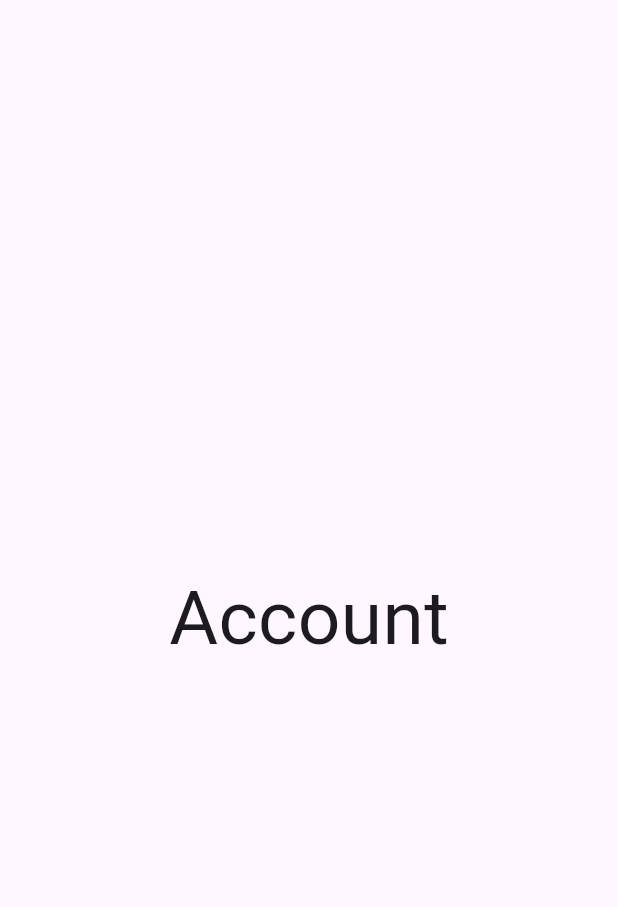
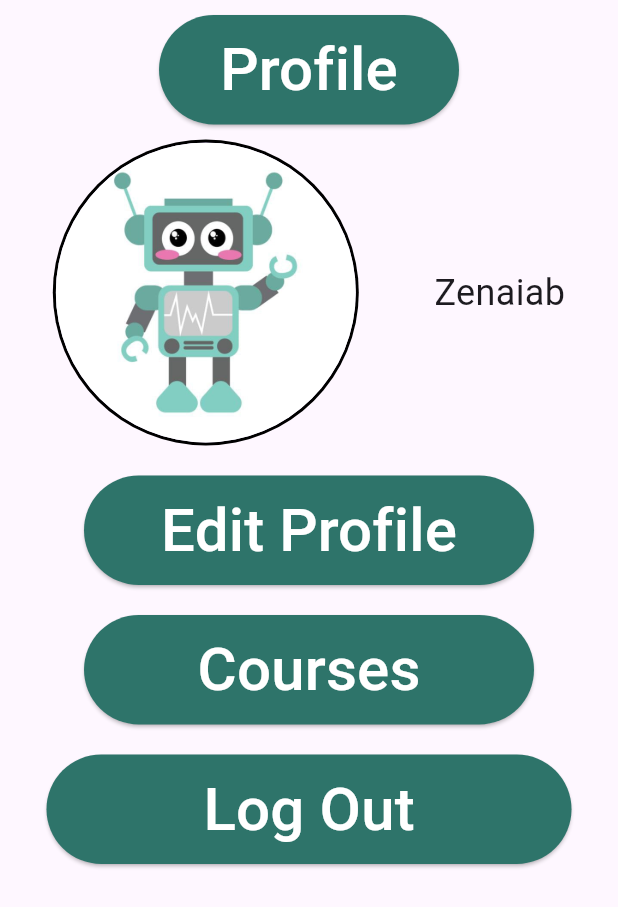
Before and after one commit to Abdo-Elsabagh/Zeoy, a Flutter app: the AccountScreen screen opened directly, on a phone screen of 412 x 824 dp. Shown: the top 907 px of the screen. Run offline on Flutter 3.47's test engine with Material 3 defaults, Android fonts, the phone set to English and light mode, and no system bars; our stand-ins replace flutter_svg.

Commit message:
`Added navigation to various screens from account and adding screens`

```diff
--- a/lib/Screen/account_Screen.dart
+++ b/lib/Screen/account_Screen.dart
@@ -1,21 +1,103 @@
 import 'package:flutter/material.dart';
+import 'package:koey/auth/login_viem.dart';
 
 class AccountScreen extends StatelessWidget {
   const AccountScreen({super.key});
 
   @override
   Widget build(BuildContext context) {
-    return const Scaffold(
-      body: Column(
-        mainAxisAlignment: MainAxisAlignment.center,
-        children: [
-          Center(
-            child: Text(
-              'Account',
-              style: TextStyle(fontSize: 50),
-            ),
-          )
-        ],
+    return SafeArea(
+      child: Scaffold(
+        body: Padding(
+          padding: const EdgeInsets.all(10.0),
+          child: Column(
+            mainAxisAlignment: MainAxisAlignment.start,
+            children: [
+              ElevatedButton(
+                  style: ElevatedButton.styleFrom(
+                    backgroundColor: const Color(0xff2e746a),
+                    padding: const EdgeInsets.all(8),
+                    minimumSize: const Size(200, 50),
+                  ),
+                  onPressed: () {},
+                  child: const Text(
+                    'Profile',
+                    style: TextStyle(color: Colors.white, fontSize: 40),
+                  )),
+              const SizedBox(
+                height: 10,
+              ),
+              const Row(
+                mainAxisAlignment: MainAxisAlignment.spaceAround,
+                children: [
+                  Stack(
+                    alignment: Alignment.center,
+                    children: [
+                      CircleAvatar(
+                        radius: 102,
+                        backgroundColor: Colors.black,
+                      ),
+                      CircleAvatar(
+                        radius: 100,
+                        backgroundImage: AssetImage('asset/image/Zoey.jpg'),
+                      ),
+                    ],
+                  ),
+                  Text(
+                    'Zenaiab',
+                    style: TextStyle(fontSize: 24),
+                  )
+                ],
+              ),
+              const SizedBox(
+                height: 20,
+              ),
+              ElevatedButton(
+                  style: ElevatedButton.styleFrom(
+                    backgroundColor: const Color(0xff2e746a),
+                    padding: const EdgeInsets.all(8),
+                    minimumSize: const Size(300, 50),
+                  ),
+                  onPressed: () {},
+                  child: const Text(
+                    'Edit Profile',
+                    style: TextStyle(color: Colors.white, fontSize: 40),
+                  )),
+              const SizedBox(
+                height: 20,
+              ),
+              ElevatedButton(
+                  style: ElevatedButton.styleFrom(
+                    backgroundColor: const Color(0xff2e746a),
+                    padding: const EdgeInsets.all(8),
+                    minimumSize: const Size(300, 50),
+                  ),
+                  onPressed: () {},
+                  child: const Text(
+                    'Courses',
+                    style: TextStyle(color: Colors.white, fontSize: 40),
+                  )),
+              const SizedBox(
+                height: 20,
+              ),
+              ElevatedButton(
+                  style: ElevatedButton.styleFrom(
+                    backgroundColor: const Color(0xff2e746a),
+                    padding: const EdgeInsets.all(8),
+                    minimumSize: const Size(350, 50),
+                  ),
+                  onPressed: () {
+                    Navigator.of(context).push(MaterialPageRoute(
+                      builder: (scontext) => const LoginView(),
+                    ));
+                  },
+                  child: const Text(
+                    'Log Out',
+                    style: TextStyle(color: Colors.white, fontSize: 40),
+                  )),
+            ],
+          ),
+        ),
       ),
     );
   }
--- a/lib/components/categories_add.dart
+++ b/lib/components/categories_add.dart
@@ -14,7 +14,7 @@ class Adding extends StatelessWidget {
     return GestureDetector(
       onTap: onTop,
       child: Container(
-        height: 220,
+        height: 240,
         width: double.infinity,
         decoration: BoxDecoration(
             borderRadius: BorderRadius.circular(20), color: Colors.grey),
```
Also changed, not shown: lib/Screen/add 2/back_end.dart (added, +63 -0 lines), lib/Screen/add 2/photo_Shop.dart (added, +32 -0 lines), lib/Screen/adding/graphic.dart (+6 -1 lines), lib/Screen/adding/web.dart (+6 -2 lines).
